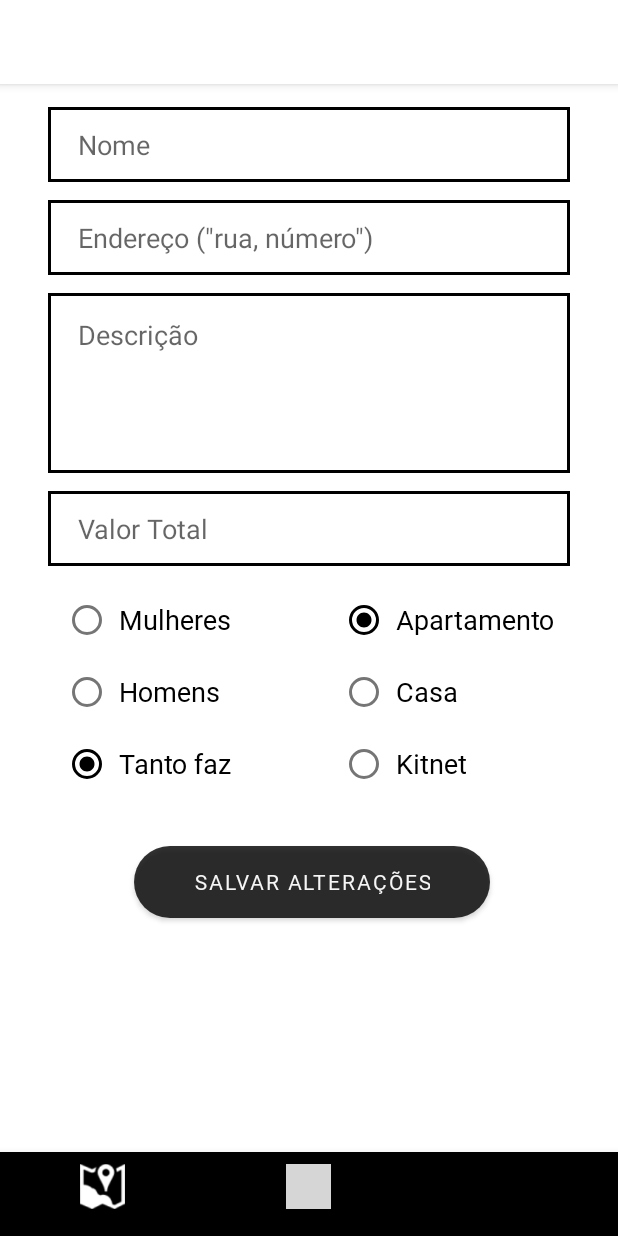
After one commit to camilabezerril/MorarEACH_app, an Android app: the EditarMoradiaActivity screen opened directly, with no data from a screen before it, on a phone screen of 412 x 824 dp. The commit adds this screen. Run offline under Robolectric (Android 15) with nearby library versions, the phone set to English and light mode, and no system bars; grey boxes are pictures that could not be loaded.

```diff
--- /dev/null
+++ b/app/src/main/java/androidpro/com/morareach/EditarMoradiaActivity.kt
@@ -0,0 +1,11 @@
+package androidpro.com.morareach
+
+import androidx.appcompat.app.AppCompatActivity
+import android.os.Bundle
+
+class EditarMoradiaActivity : AppCompatActivity() {
+    override fun onCreate(savedInstanceState: Bundle?) {
+        super.onCreate(savedInstanceState)
+        setContentView(R.layout.activity_editar_moradia)
+    }
+}
--- a/app/src/main/java/androidpro/com/morareach/models/MarkerMap.kt
+++ /dev/null
@@ -1,3 +0,0 @@
-package androidpro.com.morareach.models
-
-class MarkerMap (val moradiaKey: String, val title: String, val lat: Double, val lng: Double)
--- /dev/null
+++ b/app/src/main/res/layout/activity_editar_moradia.xml
@@ -0,0 +1,186 @@
+<?xml version="1.0" encoding="utf-8"?>
+<androidx.constraintlayout.widget.ConstraintLayout xmlns:android="http://schemas.android.com/apk/res/android"
+    xmlns:app="http://schemas.android.com/apk/res-auto"
+    xmlns:tools="http://schemas.android.com/tools"
+    android:layout_width="match_parent"
+    android:layout_height="match_parent"
+    tools:context=".EditarMoradiaActivity">
+
+    <EditText
+        android:id="@+id/nome_moradia_publicar"
+        android:layout_width="0dp"
+        android:layout_height="50dp"
+        android:layout_marginStart="32dp"
+        android:layout_marginTop="15dp"
+        android:layout_marginEnd="32dp"
+        android:background="@drawable/tv_border_black"
+        android:ems="10"
+        android:hint="Nome"
+        android:inputType="textPersonName"
+        android:paddingLeft="20dp"
+        app:layout_constraintEnd_toEndOf="parent"
+        app:layout_constraintHorizontal_bias="0.0"
+        app:layout_constraintStart_toStartOf="parent"
+        app:layout_constraintTop_toTopOf="parent" />
+
+    <EditText
+        android:id="@+id/desc_moradia_publicar"
+        android:layout_width="0dp"
+        android:layout_height="120dp"
+        android:layout_marginTop="12dp"
+        android:background="@drawable/tv_border_black"
+        android:ems="10"
+        android:gravity="top|start"
+        android:hint="Descrição"
+        android:inputType="textMultiLine"
+        android:maxLines="5"
+        android:paddingLeft="20dp"
+        android:paddingRight="20dp"
+        android:paddingTop="15dp"
+        app:layout_constraintEnd_toEndOf="@+id/endereco_moradia_publicar"
+        app:layout_constraintStart_toStartOf="@+id/endereco_moradia_publicar"
+        app:layout_constraintTop_toBottomOf="@+id/endereco_moradia_publicar" />
+
+    <EditText
+        android:id="@+id/endereco_moradia_publicar"
+        android:layout_width="0dp"
+        android:layout_height="50dp"
+        android:layout_marginTop="12dp"
+        android:background="@drawable/tv_border_black"
+        android:ems="10"
+        android:hint='Endereço (\"rua, número\")'
+        android:inputType="text"
+        android:paddingLeft="20dp"
+        app:layout_constraintEnd_toEndOf="@+id/nome_moradia_publicar"
+        app:layout_constraintStart_toStartOf="@+id/nome_moradia_publicar"
+        app:layout_constraintTop_toBottomOf="@+id/nome_moradia_publicar" />
+
+    <EditText
+        android:id="@+id/valor_moradia_publicar"
+        android:layout_width="0dp"
+        android:layout_height="50dp"
+        android:layout_marginTop="12dp"
+        android:background="@drawable/tv_border_black"
+        android:ems="10"
+        android:hint="Valor Total"
+        android:inputType="numberDecimal"
+        android:paddingLeft="20dp"
+        app:layout_constraintEnd_toEndOf="@+id/desc_moradia_publicar"
+        app:layout_constraintHorizontal_bias="0.0"
+        app:layout_constraintStart_toStartOf="@+id/desc_moradia_publicar"
+        app:layout_constraintTop_toBottomOf="@+id/desc_moradia_publicar" />
+
+    <RadioGroup
+        android:id="@+id/radio_preferencia_publicar"
+        android:layout_width="wrap_content"
+        android:layout_height="wrap_content"
+        android:layout_marginTop="12dp"
+        android:layout_marginLeft="10dp"
+        app:layout_constraintStart_toStartOf="@id/valor_moradia_publicar"
+        app:layout_constraintTop_toBottomOf="@id/valor_moradia_publicar">
+
+        <RadioButton
+            android:id="@+id/mulheres_radio"
+            android:layout_width="wrap_content"
+            android:layout_height="wrap_content"
+            android:fontFamily="@font/kozuka_bold"
+            android:paddingLeft="5dp"
+            android:text="Mulheres"
+            android:textSize="18sp" />
+
+        <RadioButton
+            android:id="@+id/homens_radio"
+            android:layout_width="wrap_content"
+            android:layout_height="wrap_content"
+            android:fontFamily="@font/kozuka_bold"
+            android:paddingLeft="5dp"
+            android:text="Homens"
+            android:textSize="18sp" />
+
+        <RadioButton
+            android:id="@+id/tanto_faz_radio"
+            android:layout_width="wrap_content"
+            android:layout_height="wrap_content"
+            android:fontFamily="@font/kozuka_bold"
+            android:paddingLeft="5dp"
+            android:text="Tanto faz"
+            android:textSize="18sp"
+            android:checked="true"/>
+    </RadioGroup>
+
+    <RadioGroup
+        android:id="@+id/radio_tipo_moradia_publicar"
+        android:layout_width="wrap_content"
+        android:layout_height="wrap_content"
+        android:layout_marginTop="12dp"
+        android:layout_marginRight="10dp"
+        app:layout_constraintEnd_toEndOf="@id/valor_moradia_publicar"
+        app:layout_constraintTop_toBottomOf="@id/valor_moradia_publicar">
+
+        <RadioButton
+            android:id="@+id/apartamento_radio"
+            android:layout_width="wrap_content"
+            android:layout_height="wrap_content"
+            android:fontFamily="@font/kozuka_bold"
+            android:paddingLeft="5dp"
+            android:text="Apartamento"
+            android:textSize="18sp"
+            android:checked="true"/>
+
+        <RadioButton
+            android:id="@+id/casa_radio"
+            android:layout_width="wrap_content"
+            android:layout_height="wrap_content"
+            android:fontFamily="@font/kozuka_bold"
+            android:paddingLeft="5dp"
+            android:text="Casa"
+            android:textSize="18sp" />
+
+        <RadioButton
+            android:id="@+id/kitnet_radio"
+            android:layout_width="wrap_content"
+            android:layout_height="wrap_content"
+            android:fontFamily="@font/kozuka_bold"
+            android:paddingLeft="5dp"
+            android:text="Kitnet"
+            android:textSize="18sp" />
+    </RadioGroup>
+
+    <Button
+        android:id="@+id/botao_publicar"
+        android:layout_width="wrap_content"
+        android:layout_height="wrap_content"
+        android:layout_marginTop="12dp"
+        android:layout_marginBottom="40dp"
+        android:alpha="0.8"
+        android:background="@drawable/rounded_et_black"
+        android:fontFamily="@font/kozuka_bold"
+        android:paddingLeft="40dp"
+        android:paddingRight="40dp"
+        android:text="Salvar alterações"
+        app:backgroundTint="@null"
+        app:layout_constraintBottom_toTopOf="@+id/bottom_nav_view"
+        app:layout_constraintEnd_toEndOf="@+id/radio_tipo_moradia_publicar"
+        app:layout_constraintHorizontal_bias="0.525"
+        app:layout_constraintStart_toStartOf="@+id/radio_preferencia_publicar"
+        app:layout_constraintTop_toBottomOf="@+id/radio_preferencia_publicar"
+        app:layout_constraintVertical_bias="0.141">
+    </Button>
+
+    <com.google.android.material.bottomnavigation.BottomNavigationView
+        android:id="@+id/bottom_nav_view"
+        android:layout_width="0dp"
+        android:layout_height="wrap_content"
+        android:layout_alignParentBottom="true"
+        android:background="@color/black"
+        android:elevation="2dp"
+        app:layout_constraintBottom_toBottomOf="parent"
+        app:layout_constraintStart_toStartOf="parent"
+        app:layout_constraintTop_toTopOf="parent"
+        app:layout_constraintVertical_bias="1.0"
+        app:menu="@menu/bottom_nav_menu"
+        app:itemIconSize="30dp">
+    </com.google.android.material.bottomnavigation.BottomNavigationView>
+
+
+</androidx.constraintlayout.widget.ConstraintLayout>
```
Also changed, not shown: app/src/main/AndroidManifest.xml (+18 -17 lines), app/src/main/java/androidpro/com/morareach/EditarActivity.kt (+56 -48 lines), app/src/main/java/androidpro/com/morareach/InfoMoradiaActivity.kt (+7 -28 lines), app/src/main/java/androidpro/com/morareach/MapaActivity.kt (+36 -28 lines), app/src/main/java/androidpro/com/morareach/PublicarActivity.kt (+14 -23 lines), app/src/main/java/androidpro/com/morareach/apicalls/ConnectionGeocoding.kt (+18 -6 lines), app/src/main/java/androidpro/com/morareach/apicalls/ConnectionGoogleMap.kt (+10 -9 lines), app/src/main/java/androidpro/com/morareach/models/Moradia.kt (+4 -3 lines), app/src/main/java/androidpro/com/morareach/utils/UpdatedInfo.kt (added, +49 -0 lines).
